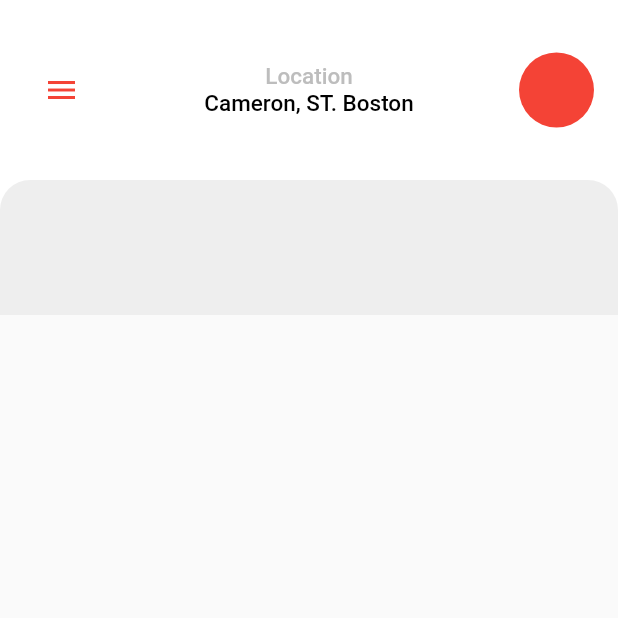
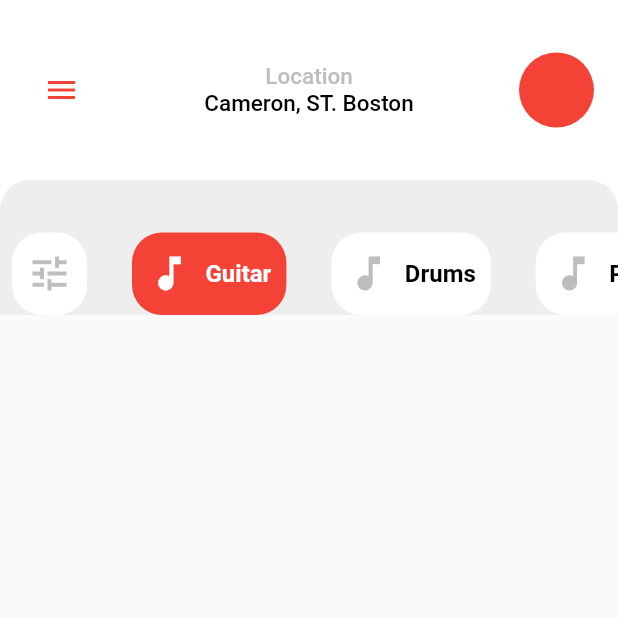
Before and after one commit to dudadiass/challenge_02, a Flutter app: the screen it shows after launch, on a phone screen of 412 x 824 dp, the top half of it. Run offline on Flutter 3.47's test engine with Material 2 defaults, Android fonts, the phone set to English and light mode, and no system bars.

Commit message:
category

```diff
--- /dev/null
+++ b/lib/app/widgets/category_widget.dart
@@ -0,0 +1,51 @@
+import 'package:flutter/material.dart';
+
+class CategoryWidget extends StatelessWidget {
+  //atributos do meu widget
+  final String title;
+  final IconData iconData;
+  final bool selected;
+  const CategoryWidget({
+    super.key,
+    required this.title,
+    required this.iconData,
+    this.selected = false,
+  });
+
+  @override
+  Widget build(BuildContext context) {
+    return Container(
+      padding: const EdgeInsets.all(10),
+      margin: const EdgeInsets.only(right: 30, top: 15),
+      decoration: BoxDecoration(
+        color: selected ? Colors.red : Colors.white,
+        borderRadius: BorderRadius.circular(20),
+      ),
+      child: Row(
+        mainAxisAlignment: MainAxisAlignment.center,
+        children: [
+          Icon(
+            iconData,
+            color: selected ? Colors.white : Colors.grey.shade400,
+            size: 30,
+          ),
+          title.isNotEmpty
+              ? Container(
+                  margin: const EdgeInsets.only(
+                    left: 9,
+                  ),
+                  child: Text(
+                    title,
+                    style: TextStyle(
+                      fontSize: 16,
+                      color: selected ? Colors.white : Colors.black,
+                      fontWeight: FontWeight.w600,
+                    ),
+                  ),
+                )
+              : const SizedBox(),
+        ],
+      ),
+    );
+  }
+}
--- a/lib/app/widgets/sliver_to_box_adapter_widget.dart
+++ b/lib/app/widgets/sliver_to_box_adapter_widget.dart
@@ -1,4 +1,6 @@
 import 'package:flutter/material.dart';
+
+import 'category_widget.dart';
 
 class SliverTpBoxAdapterWidget extends StatefulWidget {
   const SliverTpBoxAdapterWidget({super.key});
@@ -18,6 +20,22 @@ class _SliverTpBoxAdapterWidgetState extends State<SliverTpBoxAdapterWidget> {
         child: ListView(
           padding: const EdgeInsets.symmetric(horizontal: 8),
           scrollDirection: Axis.horizontal,
+          children: const [
+            CategoryWidget(title: '', iconData: Icons.tune),
+            CategoryWidget(
+              title: 'Guitar',
+              iconData: Icons.music_note,
+              selected: true,
+            ),
+            CategoryWidget(
+              title: 'Drums',
+              iconData: Icons.music_note,
+            ),
+            CategoryWidget(
+              title: 'Piano',
+              iconData: Icons.music_note,
+            ),
+          ],
         ),
       ),
     );
```
